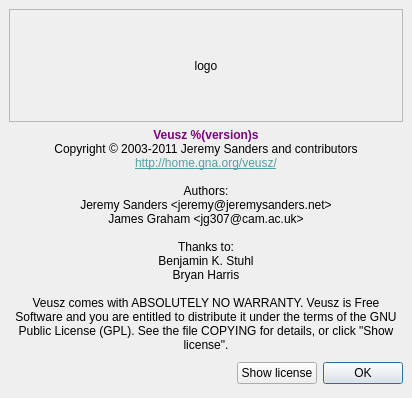
First picture: the form in dialogs/about.ui, repository veusz/veusz, before the edit.
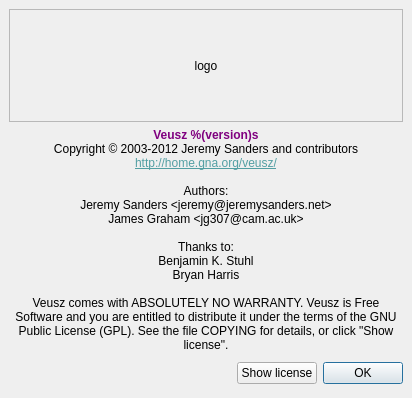
Second picture: the form after the edit.

Commit message: Bump copyright years to 2012

What changed in the file:
```diff
--- a/dialogs/about.ui
+++ b/dialogs/about.ui
@@ -56,7 +56,7 @@
 p, li { white-space: pre-wrap; }
 &lt;/style&gt;&lt;/head&gt;&lt;body style=&quot; font-family:'Arial'; font-size:10pt; font-weight:400; font-style:normal;&quot;&gt;
 &lt;p style=&quot; margin-top:0px; margin-bottom:0px; margin-left:0px; margin-right:0px; -qt-block-indent:0; text-indent:0px;&quot;&gt;&lt;span style=&quot; font-size:9pt; font-weight:600; color:#800080;&quot;&gt;Veusz %(version)s&lt;/span&gt;&lt;/p&gt;
-&lt;p style=&quot; margin-top:0px; margin-bottom:0px; margin-left:0px; margin-right:0px; -qt-block-indent:0; text-indent:0px;&quot;&gt;&lt;span style=&quot; font-size:9pt; color:#000000;&quot;&gt;Copyright © 2003-2011 Jeremy Sanders and contributors&lt;/span&gt;&lt;/p&gt;
+&lt;p style=&quot; margin-top:0px; margin-bottom:0px; margin-left:0px; margin-right:0px; -qt-block-indent:0; text-indent:0px;&quot;&gt;&lt;span style=&quot; font-size:9pt; color:#000000;&quot;&gt;Copyright © 2003-2012 Jeremy Sanders and contributors&lt;/span&gt;&lt;/p&gt;
 &lt;p style=&quot; margin-top:0px; margin-bottom:0px; margin-left:0px; margin-right:0px; -qt-block-indent:0; text-indent:0px;&quot;&gt;&lt;a href=&quot;http://home.gna.org/veusz/&quot;&gt;&lt;span style=&quot; font-size:9pt; text-decoration: underline; color:#539fa3;&quot;&gt;http://home.gna.org/veusz/&lt;/span&gt;&lt;/a&gt;&lt;/p&gt;
 &lt;p style=&quot;-qt-paragraph-type:empty; margin-top:0px; margin-bottom:0px; margin-left:0px; margin-right:0px; -qt-block-indent:0; text-indent:0px; font-size:9pt;&quot;&gt;&lt;/p&gt;
 &lt;p style=&quot; margin-top:0px; margin-bottom:0px; margin-left:0px; margin-right:0px; -qt-block-indent:0; text-indent:0px;&quot;&gt;&lt;span style=&quot; font-size:9pt;&quot;&gt;Authors:&lt;/span&gt;&lt;/p&gt;
```
The commit also changes 5 other files.
